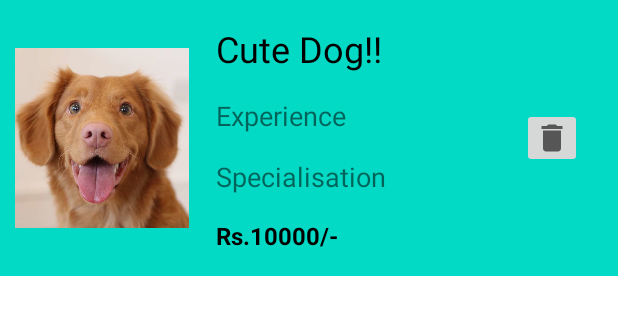
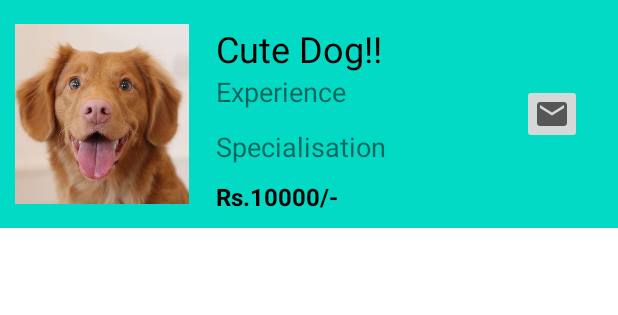
Before and after one commit to Shray-glitch/Hack36, an Android app: the layout wishlist_item_layout.xml on its own in the app's theme, with its tools: preview values and no code run, on a phone screen of 412 x 824 dp. Shown: the top 315 px of the screen. Run offline under Robolectric (Android 15) with nearby library versions, the phone set to English and light mode, and no system bars.

Commit message:
product mail button added

```diff
--- a/app/src/main/java/com/example/registerfirebase/ViewAllActivity.java
+++ b/app/src/main/java/com/example/registerfirebase/ViewAllActivity.java
@@ -75,13 +75,13 @@ public class ViewAllActivity extends AppCompatActivity {
                                                     documentSnapshot.get("title_"+x).toString(),
                                                     documentSnapshot.get("price_"+x).toString(),
                                                     documentSnapshot.get("special_"+x).toString(),
-                                           documentSnapshot.get("experience_"+x).toString()
-
+                                           documentSnapshot.get("experience_"+x).toString(),
+                                           documentSnapshot.get("mail Button String_"+x).toString()
                                             )
                                     );
                                 }
 
-                                WishlistAdapter adapter = new WishlistAdapter(wishlistModelList,false);
+                                WishlistAdapter adapter = new WishlistAdapter(wishlistModelList,false, ViewAllActivity.this);
                                 recyclerView.setAdapter(adapter);
                                 adapter.notifyDataSetChanged();
 
--- a/app/src/main/res/layout/wishlist_item_layout.xml
+++ b/app/src/main/res/layout/wishlist_item_layout.xml
@@ -31,7 +31,8 @@
         android:textColor="#000000"
         android:textSize="24sp"
         app:layout_constraintStart_toEndOf="@+id/product_image"
-        app:layout_constraintTop_toTopOf="parent" />
+        app:layout_constraintTop_toTopOf="parent"
+        />
 
     <TextView
         android:id="@+id/product_price1"
@@ -39,7 +40,7 @@
         android:layout_height="wrap_content"
         android:layout_marginStart="16dp"
         android:layout_marginLeft="16dp"
-        android:layout_marginBottom="16dp"
+        android:layout_marginBottom="10dp"
         android:text="Rs.10000/-"
         android:textColor="#000000"
         android:textSize="16sp"
@@ -48,7 +49,7 @@
         app:layout_constraintStart_toEndOf="@+id/product_image" />
 
     <ImageButton
-        android:id="@+id/delete_btn"
+        android:id="@+id/mail_btn"
         android:layout_width="wrap_content"
         android:layout_height="wrap_content"
         android:layout_marginTop="8dp"
@@ -59,7 +60,7 @@
         app:layout_constraintBottom_toBottomOf="parent"
         app:layout_constraintEnd_toEndOf="parent"
         app:layout_constraintTop_toTopOf="parent"
-        app:srcCompat="@drawable/delete" />
+        app:srcCompat="@drawable/ic_mail" />
 
     <TextView
         android:id="@+id/experience"
@@ -67,8 +68,6 @@
         android:layout_height="wrap_content"
         android:layout_marginStart="16dp"
         android:layout_marginLeft="16dp"
-        android:layout_marginTop="16dp"
-        android:layout_marginBottom="16dp"
         android:text="Experience"
         android:textSize="18sp"
         app:layout_constraintBottom_toTopOf="@+id/special"
@@ -82,7 +81,7 @@
         android:layout_height="wrap_content"
         android:layout_marginStart="16dp"
         android:layout_marginLeft="16dp"
-        android:layout_marginBottom="16dp"
+        android:layout_marginBottom="10dp"
         android:text="Specialisation"
         android:textSize="18sp"
         app:layout_constraintBottom_toTopOf="@+id/product_price1"
```
Also changed, not shown: app/src/main/java/com/example/registerfirebase/HomeActivity.java (+4 -3 lines), app/src/main/java/com/example/registerfirebase/WishlistAdapter.java (+33 -11 lines), app/src/main/java/com/example/registerfirebase/WishlistModel.java (+12 -1 lines).
